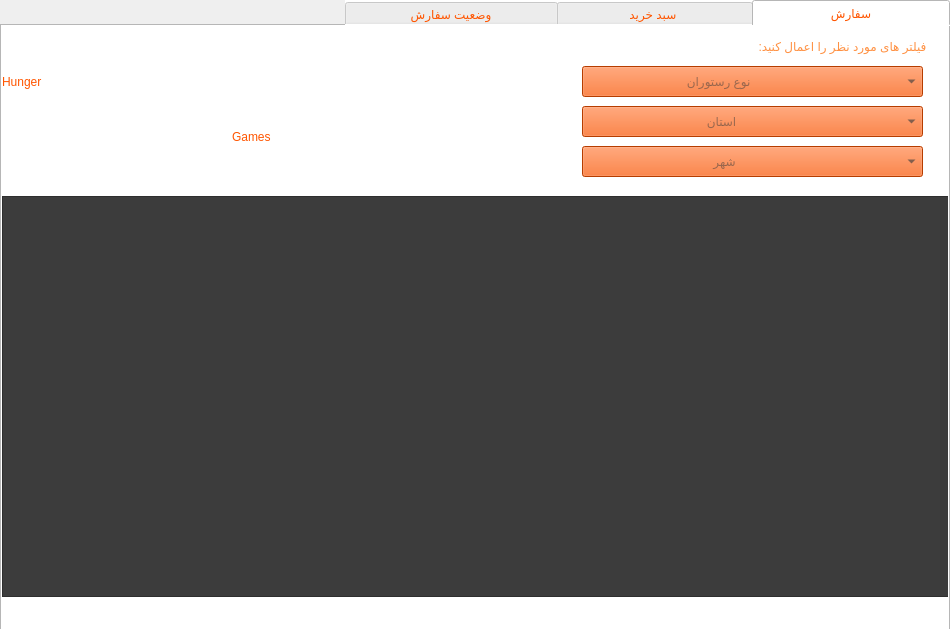
The window that FOOD/customerMainPage.ui (pooratho/FOOD) describes before a commit, drawn with Qt 5.
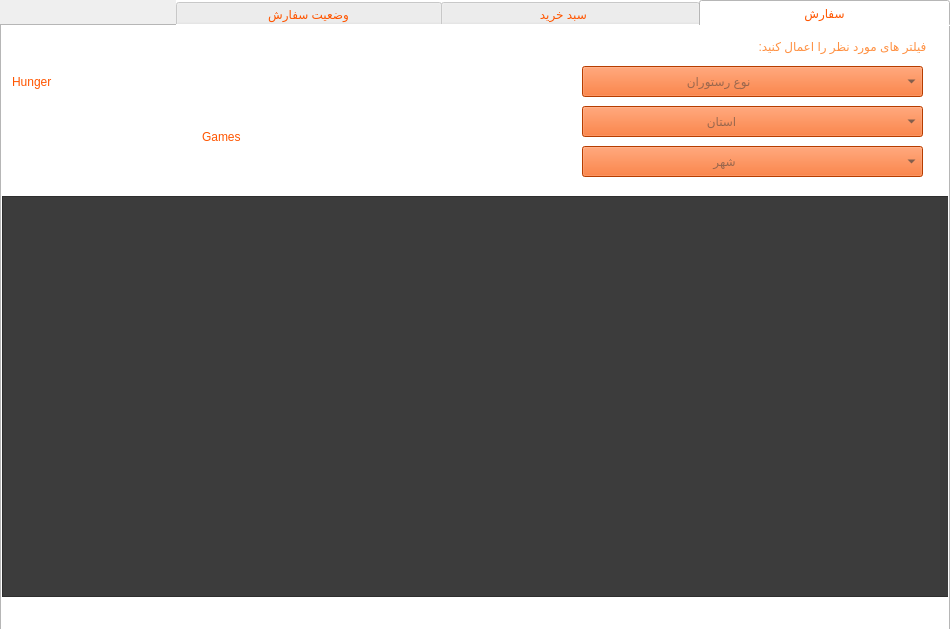
The same window after the commit. Icons and pictures are not drawn.

Commit message: Connect province and city combo boxes using signals and slots in CustomerMainPage

The edit to the form file:
```diff
--- a/FOOD/customerMainPage.ui
+++ b/FOOD/customerMainPage.ui
@@ -45,7 +45,7 @@
      <string notr="true"/>
     </property>
     <attribute name="title">
-     <string>                    سفارش                    </string>
+     <string>                            سفارش                            </string>
     </attribute>
     <widget class="QWidget" name="widget" native="true">
      <property name="geometry">
@@ -73,9 +73,9 @@
      <widget class="QLabel" name="label">
       <property name="geometry">
        <rect>
-        <x>670</x>
+        <x>640</x>
         <y>10</y>
-        <width>261</width>
+        <width>291</width>
         <height>20</height>
        </rect>
       </property>
@@ -176,7 +176,7 @@
       <widget class="QLabel" name="label_2">
        <property name="geometry">
         <rect>
-         <x>0</x>
+         <x>10</x>
          <y>0</y>
          <width>251</width>
          <height>111</height>
@@ -194,7 +194,7 @@
       <widget class="QLabel" name="label_3">
        <property name="geometry">
         <rect>
-         <x>230</x>
+         <x>200</x>
          <y>70</y>
          <width>231</width>
          <height>81</height>
@@ -220,7 +220,7 @@
    </widget>
    <widget class="QWidget" name="tab_2">
     <attribute name="title">
-     <string>                  سبد خرید                   </string>
+     <string>                          سبد خرید                              </string>
     </attribute>
     <widget class="QListWidget" name="listWidget_2">
      <property name="geometry">
@@ -269,7 +269,7 @@
    </widget>
    <widget class="QWidget" name="tab_3">
     <attribute name="title">
-     <string>                وضعیت سفارش                </string>
+     <string>                        وضعیت سفارش                        </string>
     </attribute>
     <widget class="QListWidget" name="listWidget_3">
      <property name="geometry">
```
Left out of the diff: 29 changed lines with no effect on the pictures. The commit also changes 7 other files.
